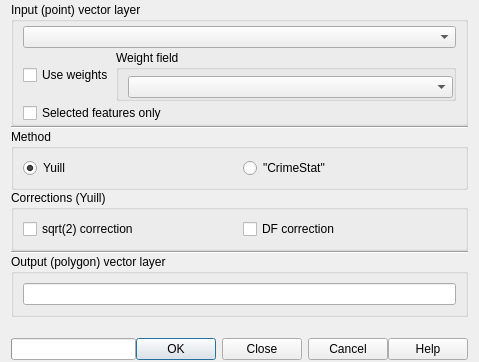
This is SDEllipse.ui in havatv/qgisstandarddeviationalellipseplugin as Qt 5 draws it before an edit. The edited form follows.
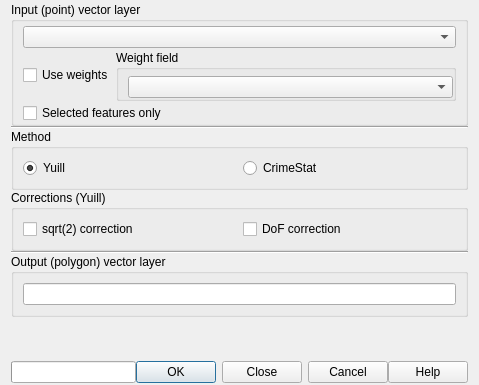
This is the edited form.

```diff
--- a/SDEllipse.ui
+++ b/SDEllipse.ui
@@ -7,7 +7,7 @@
     <x>0</x>
     <y>0</y>
     <width>479</width>
-    <height>362</height>
+    <height>385</height>
    </rect>
   </property>
   <property name="windowTitle">
@@ -135,7 +135,7 @@
            <string>Correction for DF and sqrt(2)</string>
           </property>
           <property name="text">
-           <string notr="true">&quot;CrimeStat&quot;</string>
+           <string notr="true">CrimeStat</string>
           </property>
          </widget>
         </item>
@@ -168,7 +168,7 @@
            <string>Correct using degrees of freedom (DF)</string>
           </property>
           <property name="text">
-           <string>DF correction</string>
+           <string>DoF correction</string>
           </property>
          </widget>
         </item>
```
Left out of the diff: 4 changed lines with no effect on the pictures.
